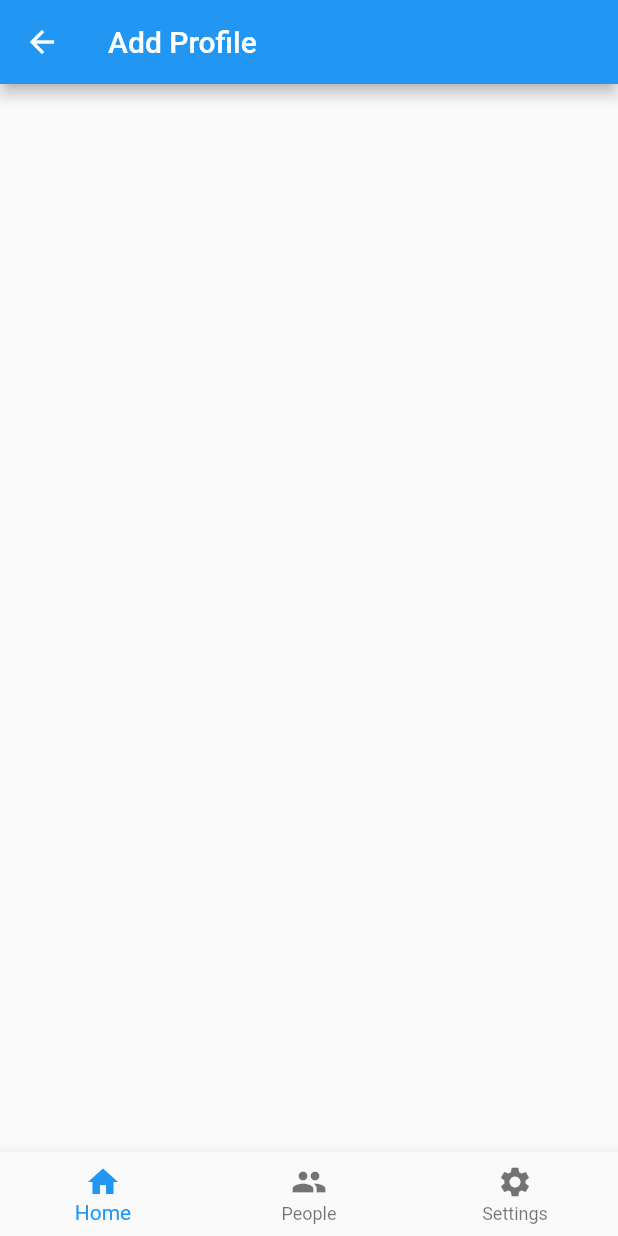
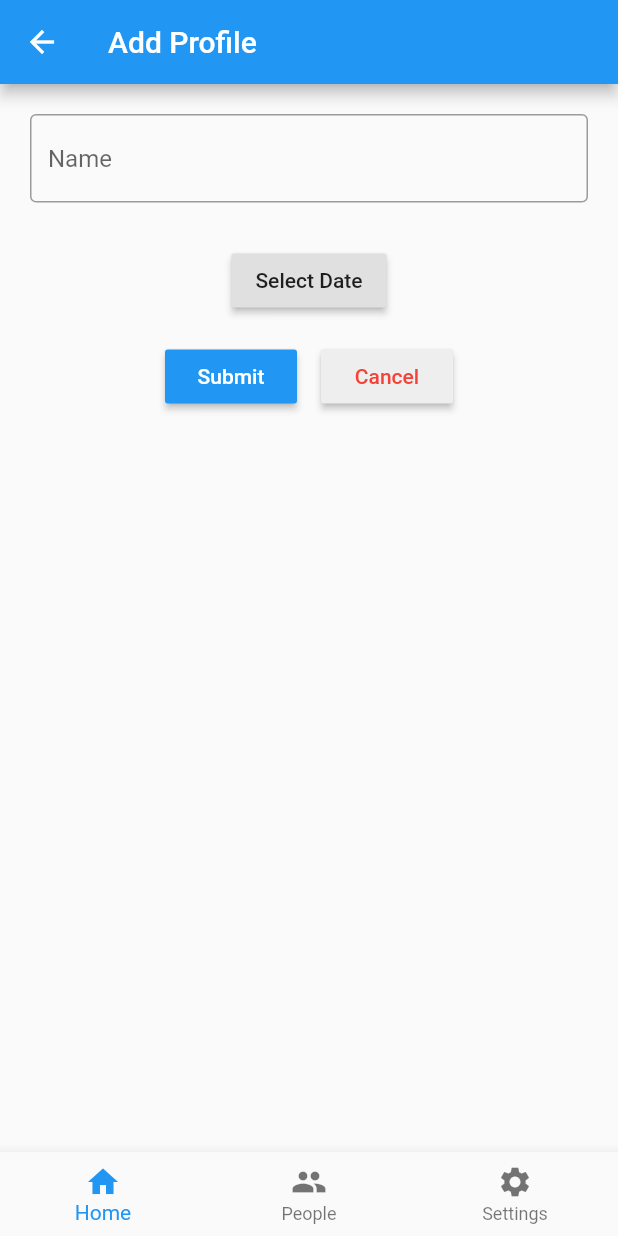
Before and after one commit to eeoooue/BirthdayTracker, a Flutter app: the AddProfile screen opened directly, on a phone screen of 412 x 824 dp. Run offline on Flutter 3.47's test engine with Material 2 defaults, Android fonts, the phone set to English and light mode, and no system bars.

Commit message:
added TimePicker, TextField and MaterialButton inputs to AddProfile page

```diff
--- a/birthdaytracker/lib/pages/addprofile.dart
+++ b/birthdaytracker/lib/pages/addprofile.dart
@@ -12,7 +12,47 @@ class AddProfile extends StatefulWidget {
 }
 
 class _AddProfileState extends State<AddProfile> {
+  final _textController = TextEditingController();
+
+  bool includeYear = false;
+  DateTime selectedTime = DateTime(2500);
+  String dateButtonString = "Select Date";
+
+  String getFormattedTime() {
+    int month = selectedTime.month;
+    int day = selectedTime.day;
+    BirthdayProfile profile = BirthdayProfile("formatting", month, day);
+
+    return profile.getBirthdayString();
+  }
+
   _AddProfileState();
+
+  bool canSubmit() {
+    if (_textController.text.isEmpty) {
+      return false;
+    }
+    if (selectedTime.year == 2500) {
+      return false;
+    }
+    return true;
+  }
+
+  void submit() {
+    if (!canSubmit()) {
+      return;
+    }
+
+    String name = _textController.text;
+    int month = selectedTime.month;
+    int day = selectedTime.day;
+
+    BirthdayProfile profile = BirthdayProfile(name, month, day);
+
+    if (includeYear) {
+      profile.setYear(selectedTime.year);
+    }
+  }
 
   void _navigateBottomBar(int index) {
     if (Navigator.canPop(context)) {
@@ -31,23 +71,81 @@ class _AddProfileState extends State<AddProfile> {
     }
   }
 
+  void _showDatePicker() {
+    showDatePicker(
+            context: context,
+            initialDate: DateTime(DateTime.now().year),
+            firstDate: DateTime(1950),
+            lastDate: DateTime(2150))
+        .then((value) {
+      setState(() {
+        selectedTime = value!;
+        dateButtonString = getFormattedTime();
+      });
+    });
+  }
+
   @override
   Widget build(BuildContext context) {
     return Scaffold(
       appBar: AppBar(
-        title: Text(
+        title: const Text(
           "Add Profile",
           style: TextStyle(color: Colors.white),
         ),
         backgroundColor: Colors.blue,
       ),
       bottomNavigationBar:
-          BottomNavigationBar(onTap: _navigateBottomBar, items: [
+          BottomNavigationBar(onTap: _navigateBottomBar, items: const [
         BottomNavigationBarItem(icon: Icon(Icons.home), label: "Home"),
         BottomNavigationBarItem(icon: Icon(Icons.people), label: "People"),
         BottomNavigationBarItem(icon: Icon(Icons.settings), label: "Settings"),
       ]),
-      body: Column(),
+      body: Column(
+        children: [
+          Padding(
+            padding: EdgeInsets.all(20),
+            child: TextField(
+              controller: _textController,
+              decoration: const InputDecoration(
+                  hintText: "Name", border: OutlineInputBorder()),
+            ),
+          ),
+          Padding(
+            padding: const EdgeInsets.all(8.0),
+            child: MaterialButton(
+              onPressed: _showDatePicker,
+              color: Colors.grey[300],
+              child: Text(dateButtonString),
+            ),
+          ),
+          Row(
+            mainAxisAlignment: MainAxisAlignment.center,
+            children: [
+              Padding(
+                padding: const EdgeInsets.all(8.0),
+                child: MaterialButton(
+                  onPressed: () {
+                    submit();
+                  },
+                  child: Text("Submit"),
+                  color: Colors.blue,
+                  textColor: Colors.white,
+                ),
+              ),
+              Padding(
+                padding: const EdgeInsets.all(8.0),
+                child: MaterialButton(
+                  onPressed: () {},
+                  child: Text("Cancel"),
+                  color: Colors.grey[200],
+                  textColor: Colors.red,
+                ),
+              ),
+            ],
+          )
+        ],
+      ),
     );
   }
 }
```
